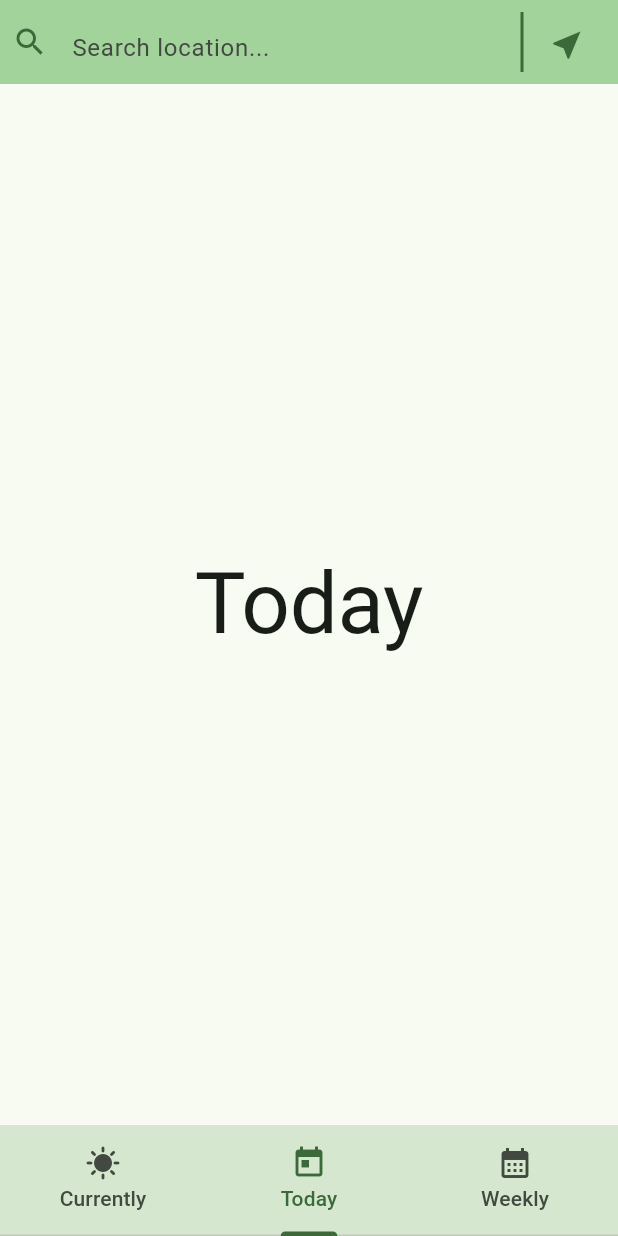
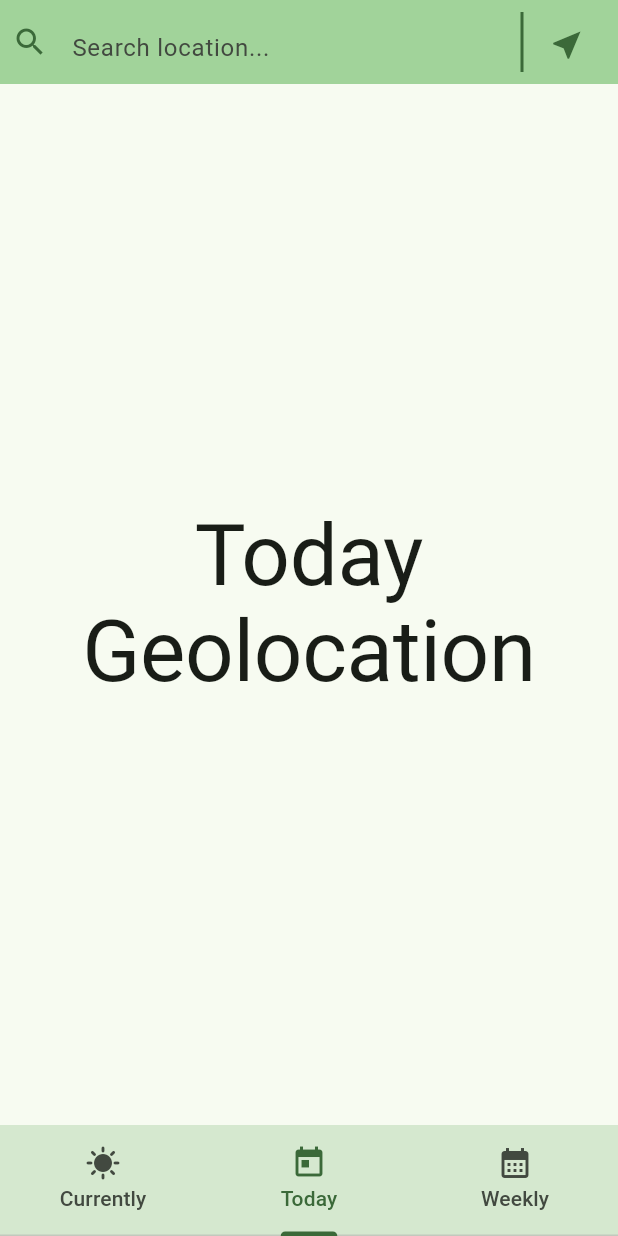
Before and after one commit to Vgbhieel/day01, a Flutter app: the screen it shows after launch, item 2 of the bottom bar chosen, after a tap on the "navigation" icon, on a phone screen of 412 x 824 dp. Run offline on Flutter 3.47's test engine with Material 2 defaults, Android fonts, the phone set to English and light mode, and no system bars.

Commit message:
feat: Finish ex01

```diff
--- a/ex00/lib/app/ui/weather_app_page.dart
+++ b/ex00/lib/app/ui/weather_app_page.dart
@@ -10,6 +10,14 @@ class WeatherAppPage extends StatefulWidget {
 }
 
 class _WeatherAppPageState extends State<WeatherAppPage> {
+  String _searchText = "";
+
+  void _onSearch(String searchText) {
+    setState(() {
+      _searchText = searchText;
+    });
+  }
+
   @override
   Widget build(BuildContext context) {
     ThemeData theme = Theme.of(context);
@@ -17,26 +25,29 @@ class _WeatherAppPageState extends State<WeatherAppPage> {
     return DefaultTabController(
         length: 3,
         child: Scaffold(
-          appBar: const WheatherAppBar().build(context),
+          appBar: WheatherAppBar(
+            onSearch: _onSearch,
+            onGeolocationClicked: () => _onSearch("Geolocation"),
+          ).build(context),
           body: TabBarView(
             children: [
               Center(
                 child: Text(
-                  "Currently",
+                  "Currently\n$_searchText",
                   textAlign: TextAlign.center,
                   style: theme.textTheme.displayLarge,
                 ),
               ),
               Center(
                 child: Text(
-                  "Today",
+                  "Today\n$_searchText",
                   textAlign: TextAlign.center,
                   style: theme.textTheme.displayLarge,
                 ),
               ),
               Center(
                 child: Text(
-                  "Weekly",
+                  "Weekly\n$_searchText",
                   textAlign: TextAlign.center,
                   style: theme.textTheme.displayLarge,
                 ),
```
Also changed, not shown: ex00/lib/app/ui/widget/wheather_app_bar.dart (+9 -2 lines).
